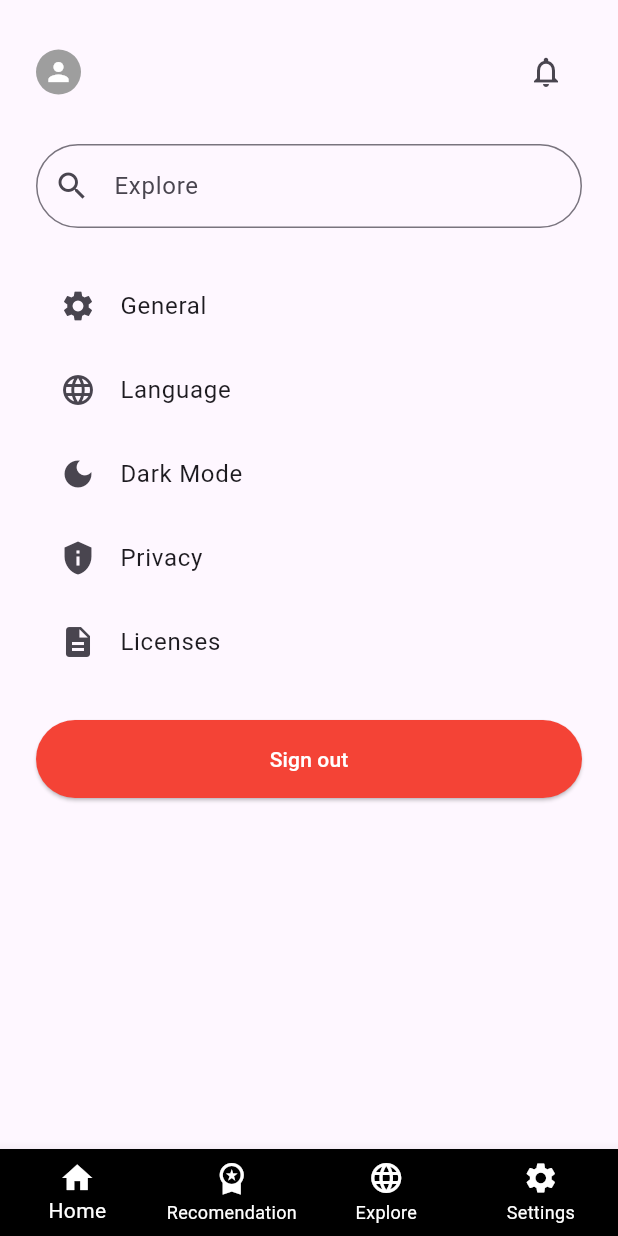
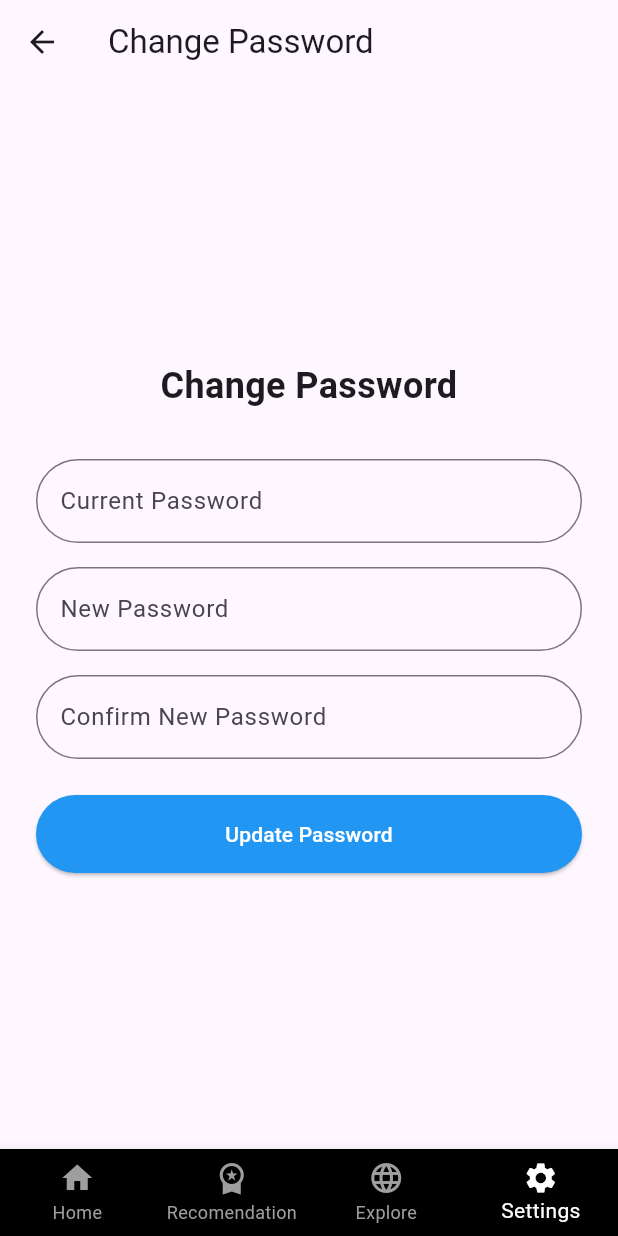
Before and after one commit to AdithyaSean/next-step-flutter, a Flutter app: the screen it shows after launch, on a phone screen of 412 x 824 dp. Run offline on Flutter 3.47's test engine with Material 3 defaults, Android fonts, the phone set to English and light mode, and no system bars.

Commit message:
create set_change_password.dart interface

```diff
--- a/lib/main.dart
+++ b/lib/main.dart
@@ -5,7 +5,9 @@ import 'package:flutter/material.dart';
 //import 'package:next_step/forgot_password.dart';
 //import 'package:next_step/sign_in.dart';
 //import 'package:next_step/sign_up.dart';
-import 'package:next_step/settings_ui.dart';
+//import 'package:next_step/settings_ui.dart';
+import 'package:next_step/set_change_password.dart';
+
 
 void main() {
   runApp(const MyApp());
@@ -21,7 +23,7 @@ class MyApp extends StatelessWidget {
       theme: ThemeData(
         primarySwatch: Colors.blue,
       ),
-      home: const ResponsiveSettings(), // Use the imported widget
+      home: const SetChangePasswordScreen(), // Use the imported widget
     );
   }
 }
--- /dev/null
+++ b/lib/set_change_password.dart
@@ -0,0 +1,117 @@
+import 'package:flutter/material.dart';
+
+class SetChangePasswordScreen extends StatelessWidget {
+  const SetChangePasswordScreen({Key? key}) : super(key: key);
+
+  @override
+  Widget build(BuildContext context) {
+    return Scaffold(
+      appBar: AppBar(
+        leading: IconButton(
+          icon: const Icon(Icons.arrow_back),
+          onPressed: () => Navigator.pop(context),
+        ),
+        title: const Text('Change Password'),
+      ),
+      body: LayoutBuilder(
+        builder: (context, constraints) {
+          // Adjust the form width based on device size
+          double formWidth = constraints.maxWidth;
+          if (constraints.maxWidth > 600) {
+            formWidth = constraints.maxWidth * 0.5;
+          }
+          if (constraints.maxWidth > 1200) {
+            formWidth = constraints.maxWidth * 0.3;
+          }
+
+          return Center(
+            child: SingleChildScrollView(
+              child: Container(
+                width: formWidth,
+                padding: const EdgeInsets.all(24.0),
+                child: Column(
+                  mainAxisAlignment: MainAxisAlignment.center,
+                  crossAxisAlignment: CrossAxisAlignment.stretch,
+                  children: [
+                    const SizedBox(height: 0),
+                    const Text(
+                      'Change Password',
+                      style: TextStyle(
+                        fontSize: 24,
+                        fontWeight: FontWeight.bold,
+                      ),
+                      textAlign: TextAlign.center,
+                    ),
+                    const SizedBox(height: 32),
+                    TextFormField(
+                      obscureText: true,
+                      decoration: InputDecoration(
+                        labelText: 'Current Password',
+                        border: OutlineInputBorder(
+                          borderRadius: BorderRadius.circular(30),
+                        ),
+                      ),
+                    ),
+                    const SizedBox(height: 16),
+                    TextFormField(
+                      obscureText: true,
+                      decoration: InputDecoration(
+                        labelText: 'New Password',
+                        border: OutlineInputBorder(
+                          borderRadius: BorderRadius.circular(30),
+                        ),
+                      ),
+                    ),
+                    const SizedBox(height: 16),
+                    TextFormField(
+                      obscureText: true,
+                      decoration: InputDecoration(
+                        labelText: 'Confirm New Password',
+                        border: OutlineInputBorder(
+                          borderRadius: BorderRadius.circular(30),
+                        ),
+                      ),
+                    ),
+                    const SizedBox(height: 24),
+                    ElevatedButton(
+                      onPressed: () {
+                        // Implement password change logic
+                      },
+                      style: ElevatedButton.styleFrom(
+                        backgroundColor: Colors.blue,
+                        padding: const EdgeInsets.symmetric(vertical: 16),
+                        shape: RoundedRectangleBorder(
+                          borderRadius: BorderRadius.circular(30),
+                        ),
+                      ),
+                      child: const Text(
+                        'Update Password',
+                        style: TextStyle(color: Colors.white),
+                      ),
+                    ),
+                  ],
+                ),
+              ),
+            ),
+          );
+        },
+      ),
+      bottomNavigationBar: BottomNavigationBar(
+        type: BottomNavigationBarType.fixed,
+        backgroundColor: Colors.black,
+        selectedItemColor: Colors.white,
+        unselectedItemColor: Colors.grey,
+        items: const [
+          BottomNavigationBarItem(icon: Icon(Icons.home), label: 'Home'),
+          BottomNavigationBarItem(icon: Icon(Icons.workspace_premium), label: 'Recomendation'),
+          BottomNavigationBarItem(icon: Icon(Icons.language), label: 'Explore'),
+          BottomNavigationBarItem(icon: Icon(Icons.settings), label: 'Settings'),
+        ],
+        currentIndex: 3, // Settings selected
+        onTap: (index) {
+          // Implement navigation
+        },
+      ),
+    );
+  }
+}
```
